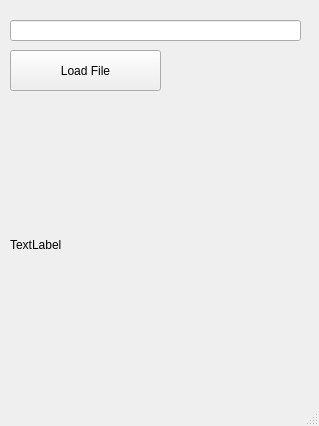
This is main_form.ui in GongniR/TechnoPark as Qt 5 draws it before an edit. The edited form follows.
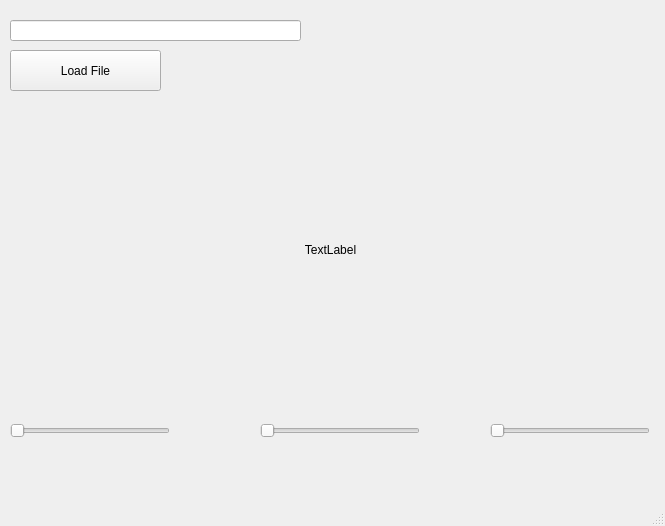
This is the edited form.

Commit message: Итоги урока 29.10.22

The edit to the form file:
```diff
--- a/main_form.ui
+++ b/main_form.ui
@@ -6,8 +6,8 @@
    <rect>
     <x>0</x>
     <y>0</y>
-    <width>319</width>
-    <height>426</height>
+    <width>665</width>
+    <height>526</height>
    </rect>
   </property>
   <property name="maximumSize">
@@ -62,8 +62,8 @@
      <rect>
       <x>10</x>
       <y>99</y>
-      <width>300</width>
-      <height>291</height>
+      <width>641</width>
+      <height>301</height>
      </rect>
     </property>
     <property name="font">
@@ -71,11 +71,62 @@
       <underline>false</underline>
      </font>
     </property>
+    <property name="layoutDirection">
+     <enum>Qt::RightToLeft</enum>
+    </property>
     <property name="frameShadow">
      <enum>QFrame::Raised</enum>
     </property>
     <property name="text">
      <string>TextLabel</string>
+    </property>
+    <property name="alignment">
+     <set>Qt::AlignCenter</set>
+    </property>
+   </widget>
+   <widget class="QSlider" name="Min_B_horizontalSlider">
+    <property name="geometry">
+     <rect>
+      <x>10</x>
+      <y>420</y>
+      <width>160</width>
+      <height>22</height>
+     </rect>
+    </property>
+    <property name="maximum">
+     <number>255</number>
+    </property>
+    <property name="orientation">
+     <enum>Qt::Horizontal</enum>
+    </property>
+   </widget>
+   <widget class="QSlider" name="Min_G_horizontalSlider">
+    <property name="geometry">
+     <rect>
+      <x>260</x>
+      <y>420</y>
+      <width>160</width>
+      <height>22</height>
+     </rect>
+    </property>
+    <property name="maximum">
+     <number>255</number>
+    </property>
+    <property name="orientation">
+     <enum>Qt::Horizontal</enum>
+    </property>
+   </widget>
+   <widget class="QSlider" name="Min_R_horizontalSlider">
+    <property name="geometry">
+     <rect>
+      <x>490</x>
+      <y>420</y>
+      <width>160</width>
+      <height>22</height>
+     </rect>
+    </property>
+    <property name="orientation">
+     <enum>Qt::Horizontal</enum>
     </property>
    </widget>
   </widget>
```
The commit also changes 1 other file.
